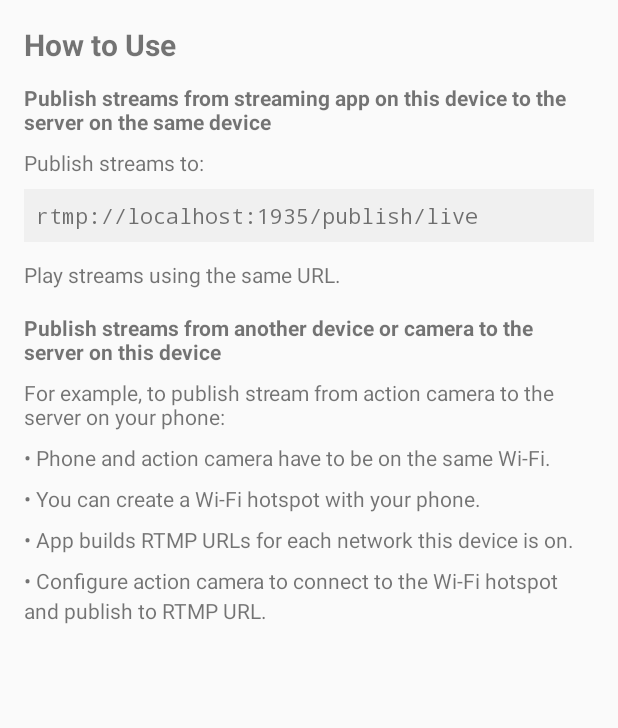
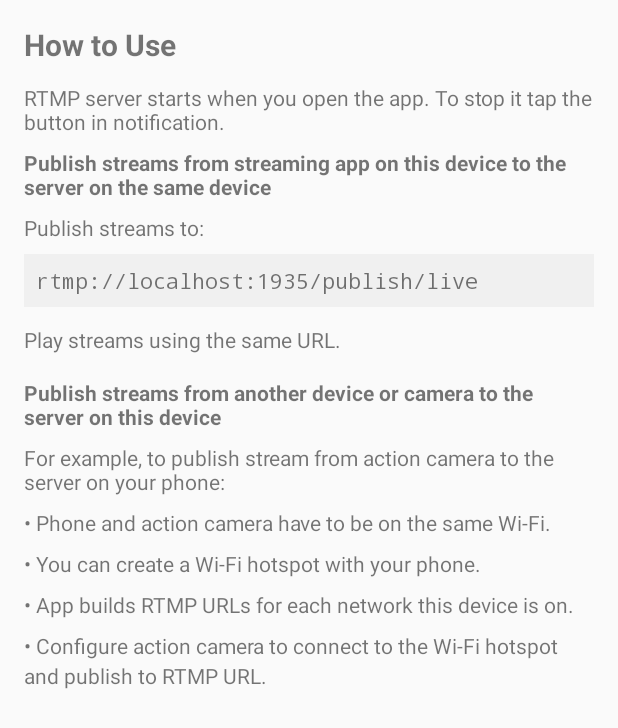
Before and after one commit to dimadesu/MediaSrvr, an Android app: the HowToUseActivity screen opened directly, with no data from a screen before it, on a phone screen of 412 x 824 dp. Shown: the top 728 px of the screen. Run offline under Robolectric (Android 15) with nearby library versions, the phone set to English and light mode, and no system bars.

Commit message:
Add explanation how to stop and start RTMP server

```diff
--- a/app/src/main/res/layout/activity_how_to_use.xml
+++ b/app/src/main/res/layout/activity_how_to_use.xml
@@ -31,6 +31,13 @@
         android:textStyle="bold"
         android:textSize="20sp"
         android:layout_marginBottom="12dp" />
+
+      <TextView
+          android:id="@+id/p0"
+          android:layout_width="match_parent"
+          android:layout_height="wrap_content"
+          android:text="RTMP server starts when you open the app. To stop it tap the button in notification."
+          android:layout_marginBottom="8dp" />
 
       <TextView
         android:id="@+id/sub1"
```
